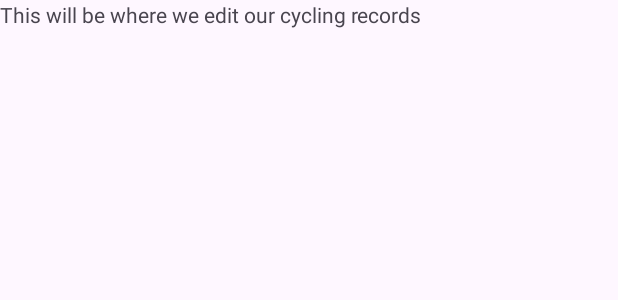
After one commit to YosoraLife/Android_Learning_-_Record_Keeper, an Android app: the layout activity_edit_cycling_record.xml on its own in the app's theme, with its tools: preview values and no code run, on a phone screen of 412 x 824 dp. The commit adds this screen. Shown: the top 300 px of the screen. Run offline under Robolectric (Android 15) with nearby library versions, the phone set to English and light mode, and no system bars.

Commit message:
Added EditCyclingRecordActivity + setOnClickListeners

```diff
--- /dev/null
+++ b/app/src/main/res/layout/activity_edit_cycling_record.xml
@@ -0,0 +1,17 @@
+<?xml version="1.0" encoding="utf-8"?>
+<androidx.constraintlayout.widget.ConstraintLayout xmlns:android="http://schemas.android.com/apk/res/android"
+    xmlns:app="http://schemas.android.com/apk/res-auto"
+    xmlns:tools="http://schemas.android.com/tools"
+    android:id="@+id/main"
+    android:layout_width="match_parent"
+    android:layout_height="match_parent"
+    tools:context=".EditCyclingRecordActivity">
+
+    <TextView
+        android:layout_width="match_parent"
+        android:layout_height="match_parent"
+        android:text="This will be where we edit our cycling records"
+        app:layout_constraintStart_toStartOf="parent"
+        app:layout_constraintTop_toTopOf="parent" />
+
+</androidx.constraintlayout.widget.ConstraintLayout>
--- a/app/src/main/res/values/themes.xml
+++ b/app/src/main/res/values/themes.xml
@@ -1,6 +1,6 @@
 <resources xmlns:tools="http://schemas.android.com/tools">
     <!-- Base application theme. -->
-    <style name="Base.Theme.RecordKeeper" parent="Theme.Material3.DayNight.NoActionBar">
+    <style name="Base.Theme.RecordKeeper" parent="Theme.Material3.DayNight">
         <!-- Customize your light theme here. -->
          <item name="colorPrimary">@color/purple_500</item>
     </style>
```
Also changed, not shown: app/src/main/AndroidManifest.xml (+6 -1 lines), app/src/main/java/com/yosora/recordkeeper/CyclingFragment.kt (+24 -2 lines), app/src/main/java/com/yosora/recordkeeper/EditCyclingRecordActivity.kt (added, +19 -0 lines), app/src/main/java/com/yosora/recordkeeper/EditRunningRecordActivity.kt (+10 -10 lines), app/src/main/java/com/yosora/recordkeeper/RunningFragment.kt (+6 -6 lines).
